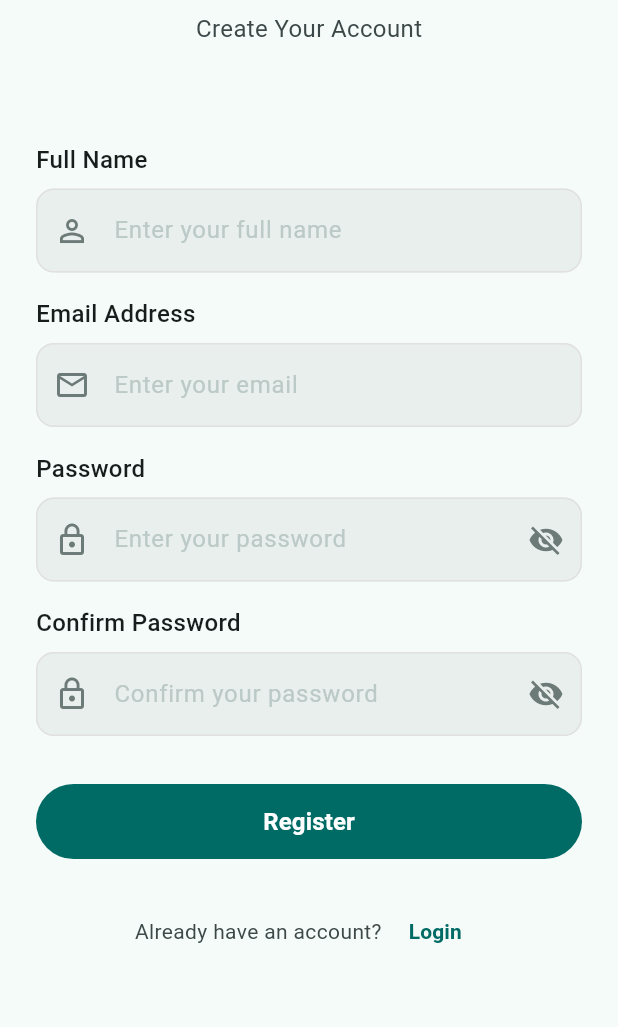
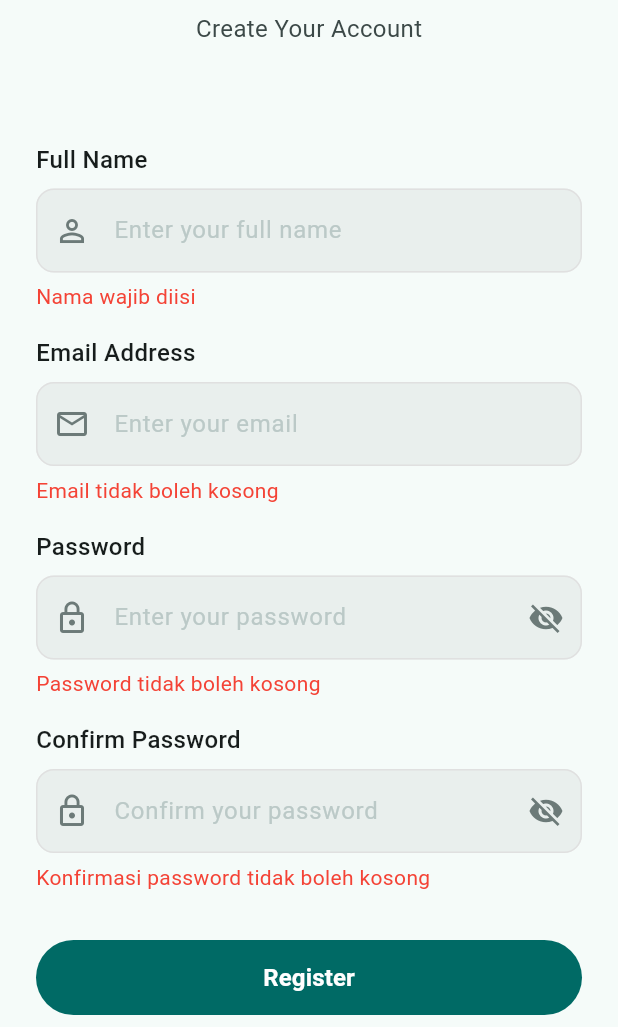
Before and after one commit to rmindra/SiPekaTBC, a Flutter app: the RegisterPage screen opened by its route, scrolled down 160 dp, after a tap on "Register", on a phone screen of 412 x 824 dp, the part 209-1236 px from its top. Run offline on Flutter 3.47's test engine with Material 3 defaults, Android fonts, the phone set to English and light mode, and no system bars; our stand-ins replace go_router, shared_preferences, supabase_flutter; accounts and stored records are empty.

Commit message:
feat(auth): implement login and registration functionality with validation
Co-authored-by: Copilot <copilot@github.com>

```diff
--- /dev/null
+++ b/lib/features/auth/data/auth_repository.dart
@@ -0,0 +1,36 @@
+import 'package:supabase_flutter/supabase_flutter.dart';
+import 'package:sipekatbc/service/supabase_client.dart';
+
+class AuthRepository {
+  final _client = supabase;
+
+  Future<AuthResponse> login({
+    required String email,
+    required String password,
+  }) async {
+    return await _client.auth.signInWithPassword(
+      email: email,
+      password: password,
+    );
+  }
+
+  Future<AuthResponse> register({
+    required String email,
+    required String password,
+    required String name,
+  }) async {
+    final res = await _client.auth.signUp(email: email, password: password);
+
+    final user = res.user;
+
+    if (user != null) {
+      await _client.from('profiles').upsert({'id': user.id, 'name': name});
+    }
+
+    return res;
+  }
+
+  Future<void> logout() async {
+    await _client.auth.signOut();
+  }
+}
--- /dev/null
+++ b/lib/features/auth/presentation/controllers/auth_controller.dart
@@ -0,0 +1,89 @@
+import 'package:sipekatbc/features/auth/data/auth_repository.dart';
+import 'package:supabase_flutter/supabase_flutter.dart';
+
+class AuthController {
+  final AuthRepository _repository = AuthRepository();
+
+  String? validateName(String value) {
+    if (value.isEmpty) return 'Nama wajib diisi';
+    return null;
+  }
+
+  String? validateEmail(String? email) {
+    if (email == null || email.isEmpty) {
+      return 'Email tidak boleh kosong';
+    }
+    final emailRegex = RegExp(r'^[^@]+@[^@]+\.[^@]+');
+    if (!emailRegex.hasMatch(email)) {
+      return 'Format email tidak valid';
+    }
+    final lowerEmail = email.toLowerCase();
+    if (!lowerEmail.endsWith('@gmail.com')) {
+      return 'Email harus menggunakan akun Gmail';
+    }
+    return null;
+  }
+
+  String? validatePassword(String? password) {
+    if (password == null || password.isEmpty) {
+      return 'Password tidak boleh kosong';
+    }
+    if (password.length < 8) {
+      return 'Password harus minimal 8 karakter';
+    }
+    return null;
+  }
+
+  String? validateConfirmPassword(String? password, String? confirmPassword) {
+    if (confirmPassword == null || confirmPassword.isEmpty) {
+      return 'Konfirmasi password tidak boleh kosong';
+    }
+    if (password != confirmPassword) {
+      return 'Password dan konfirmasi password tidak cocok';
+    }
+    return null;
+  }
+
+  Future<String?> login(String email, String password) async {
+    final emailError = validateEmail(email);
+    final passError = validatePassword(password);
+
+    if (emailError != null) return emailError;
+    if (passError != null) return passError;
+
+    try {
+      await _repository.login(email: email, password: password);
+      return null;
+    } catch (e) {
+      return 'Login gagal: $e';
+    }
+  }
+
+  Future<String?> register(
+    String name,
+    String email,
+    String password,
+    String confirmPassword,
+  ) async {
+    final nameError = validateName(name);
+    final emailError = validateEmail(email);
+    final passError = validatePassword(password);
+
+    if (nameError != null) return nameError;
+    if (emailError != null) return emailError;
+    if (passError != null) return passError;
+
+    if (password != confirmPassword) {
+      return "Password tidak sama";
+    }
+
+    try {
+      await _repository.register(email: email, password: password, name: name);
+      return null;
+    } on AuthException catch (e) {
+      return e.message;
+    } catch (_) {
+      return "Terjadi kesalahan, coba lagi";
+    }
+  }
+}
--- a/lib/features/auth/presentation/pages/register_page.dart
+++ b/lib/features/auth/presentation/pages/register_page.dart
@@ -1,6 +1,7 @@
 import 'package:flutter/material.dart';
 import 'package:go_router/go_router.dart';
 import 'package:sipekatbc/core/constants/app_colors.dart';
+import 'package:sipekatbc/features/auth/presentation/controllers/auth_controller.dart';
 
 class RegisterPage extends StatefulWidget {
   const RegisterPage({super.key});
@@ -18,6 +19,78 @@ class _RegisterPageState extends State<RegisterPage> {
   final TextEditingController _passwordController = TextEditingController();
   final TextEditingController _confirmPasswordController =
       TextEditingController();
+
+  bool isLoading = false;
+  final controller = AuthController();
+
+  String? error;
+  String? nameError;
+  String? emailError;
+  String? passwordError;
+  String? confirmPasswordError;
+
+  bool _validateForm() {
+    final nameText = _nameController.text.trim();
+    final emailText = _emailController.text.trim();
+    final passwordText = _passwordController.text;
+    final confirmText = _confirmPasswordController.text;
+
+    String? newNameError;
+    String? newEmailError;
+    String? newPasswordError;
+    String? newConfirmPasswordError;
+
+    newNameError = controller.validateName(nameText);
+
+    newEmailError = controller.validateEmail(emailText);
+
+    newPasswordError = controller.validatePassword(passwordText);
+
+    newConfirmPasswordError = controller.validateConfirmPassword(
+      passwordText,
+      confirmText,
+    );
+
+    setState(() {
+      nameError = newNameError;
+      emailError = newEmailError;
+      passwordError = newPasswordError;
+      confirmPasswordError = newConfirmPasswordError;
+    });
+
+    return newNameError == null &&
+        newEmailError == null &&
+        newPasswordError == null &&
+        newConfirmPasswordError == null;
+  }
+
+  void handleRegister(BuildContext context) async {
+    if (!_validateForm()) {
+      return;
+    }
+
+    setState(() {
+      isLoading = true;
+      error = null;
+    });
+
+    final result = await controller.register(
+      _nameController.text,
+      _emailController.text,
+      _passwordController.text,
+      _confirmPasswordController.text,
+    );
+
+    if (!context.mounted) return;
+
+    setState(() => isLoading = false);
+
+    if (result != null) {
+      setState(() => error = result);
+    } else {
+      context.go('/login');
+    }
+  }
 
   @override
   void dispose() {
@@ -135,6 +208,14 @@ class _RegisterPageState extends State<RegisterPage> {
                       ),
                     ),
                   ),
+                  if (nameError != null)
+                    Padding(
+                      padding: const EdgeInsets.only(top: 6),
+                      child: Text(
+                        nameError!,
+                        style: const TextStyle(color: Colors.red),
+                      ),
+                    ),
 
                   const SizedBox(height: 16),
 
@@ -172,6 +253,14 @@ class _RegisterPageState extends State<RegisterPage> {
                         borderRadius: BorderRadius.circular(12),
                         borderSide: BorderSide(color: AppColors.primaryGreen),
                       ),
+                    ),
+                  ),
+                  if (emailError != null)
+                    Padding(
+                      padding: const EdgeInsets.only(top: 6),
+                      child: Text(
+                        emailError!,
+                        style: const TextStyle(color: Colors.red),
                       ),
                     ),
 
@@ -224,6 +313,14 @@ class _RegisterPageState extends State<RegisterPage> {
                         borderRadius: BorderRadius.circular(12),
                         borderSide: BorderSide(color: AppColors.primaryGreen),
                       ),
+                    ),
+                  ),
+                  if (passwordError != null)
+                    Padding(
+                      padding: const EdgeInsets.only(top: 6),
+                      child: Text(
+                        passwordError!,
+                        style: const TextStyle(color: Colors.red),
                       ),
                     ),
 
@@ -279,6 +376,14 @@ class _RegisterPageState extends State<RegisterPage> {
                       ),
                     ),
                   ),
+                  if (confirmPasswordError != null)
+                    Padding(
+                      padding: const EdgeInsets.only(top: 6),
+                      child: Text(
+                        confirmPasswordError!,
+                        style: const TextStyle(color: Colors.red),
+                      ),
+                    ),
 
                   const SizedBox(height: 32),
 
@@ -288,7 +393,7 @@ class _RegisterPageState extends State<RegisterPage> {
                     height: 50,
                     child: ElevatedButton(
                       onPressed: () {
-                        // TODO: Implementasi logika register dan navigasi ke halaman login setelah berhasil register
+                        handleRegister(context);
                       },
                       style: ElevatedButton.styleFrom(
                         backgroundColor: AppColors.primaryGreen,
@@ -298,13 +403,24 @@ class _RegisterPageState extends State<RegisterPage> {
                           borderRadius: BorderRadius.circular(25),
                         ),
                       ),
-                      child: const Text(
+                      child: isLoading
+                          ? const CircularProgressIndicator(color: Colors.white)
+                          : const Text(
                               'Register',
                               style: TextStyle(
                                 fontSize: 16,
                                 fontWeight: FontWeight.bold,
                               ),
                             ),
+                    ),
+                  ),
+
+                  if (error != null)
+                    Padding(
+                      padding: const EdgeInsets.only(top: 12),
+                      child: Text(
+                        error!,
+                        style: const TextStyle(color: Colors.red),
                       ),
                     ),
 
@@ -332,7 +448,7 @@ class _RegisterPageState extends State<RegisterPage> {
                       ),
                     ],
                   ),
-                  const SizedBox(height: 40), // Spacing bawah ekstra
+                  const SizedBox(height: 40),
                 ],
               ),
             ),
```
Also changed, not shown: lib/core/utils/app_startup.dart (+11 -10 lines), lib/features/auth/presentation/pages/login_page.dart (+79 -3 lines), lib/features/auth/presentation/pages/onboarding_page.dart (+11 -5 lines), lib/features/auth/presentation/widgets/auth_button.dart (deleted), lib/features/auth/presentation/widgets/auth_header.dart (deleted), lib/features/auth/presentation/widgets/auth_tab_switch.dart (deleted), lib/features/auth/presentation/widgets/auth_text_field.dart (deleted). Lines whose indentation alone changed are shown as unchanged.
